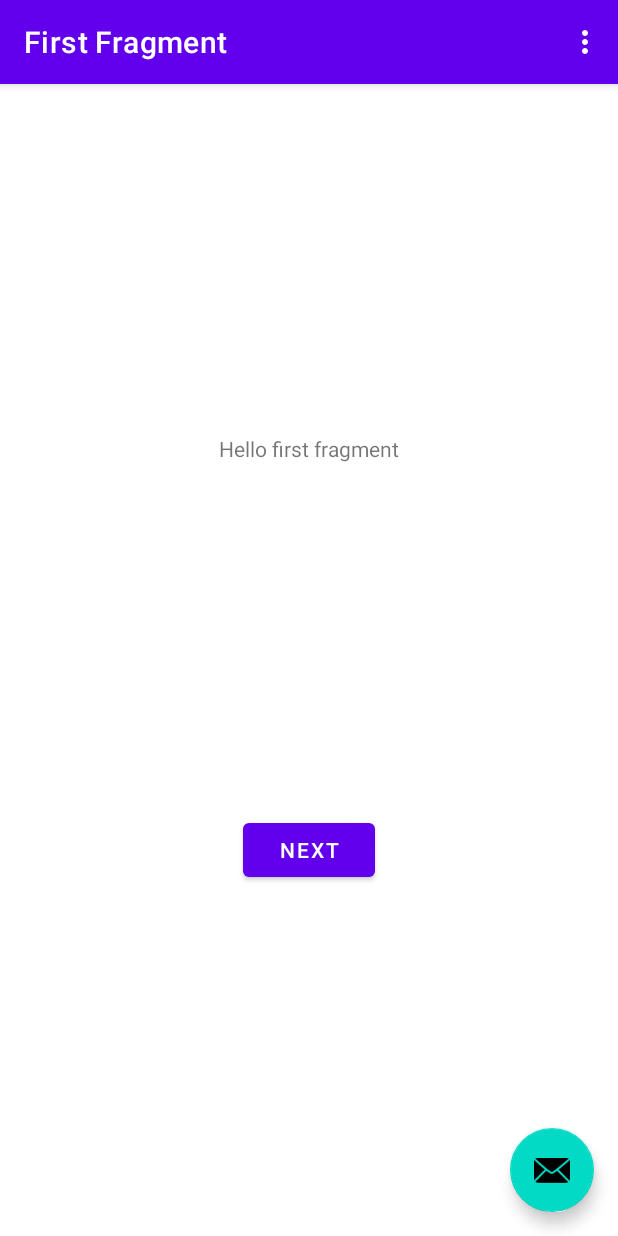
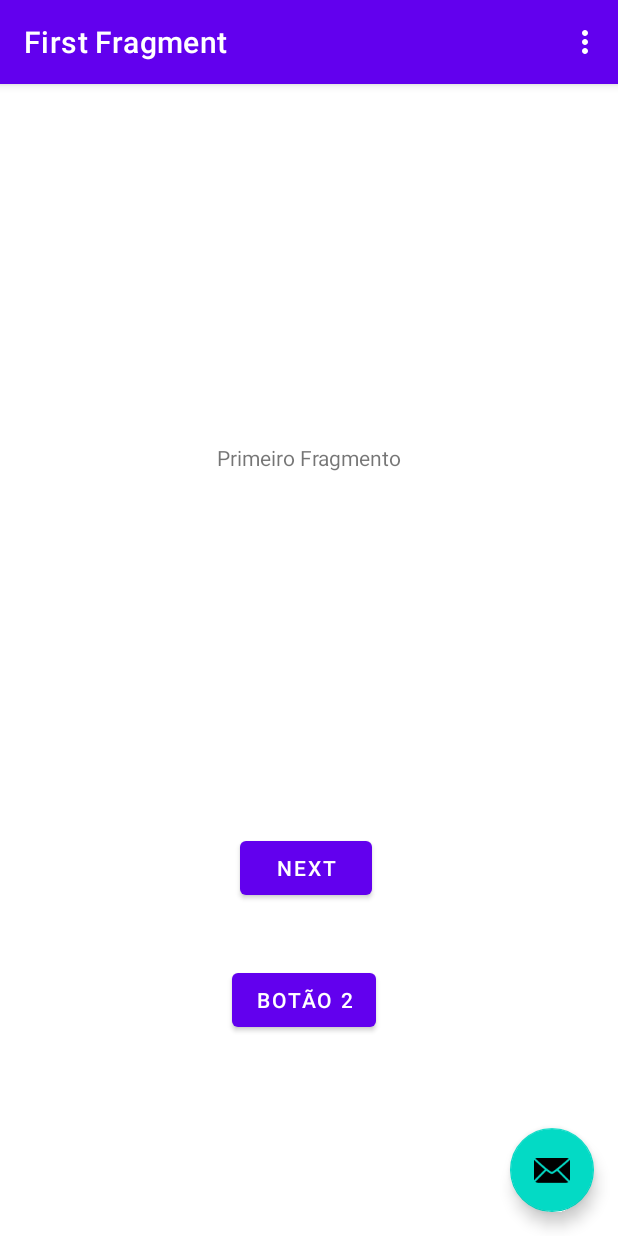
Before and after one commit to Gabriel-Ravasio/Android_HelloW, an Android app: the screen it shows after launch (MainActivity), on a phone screen of 412 x 824 dp. Run offline under Robolectric (Android 15) with nearby library versions, the phone set to English and light mode, and no system bars; our stand-ins replace navigation-ui.

```diff
--- a/ProjetoUm/app/src/main/java/com/example/projetoum/MainActivity.java
+++ b/ProjetoUm/app/src/main/java/com/example/projetoum/MainActivity.java
@@ -6,6 +6,7 @@ import com.google.android.material.snackbar.Snackbar;
 
 import androidx.appcompat.app.AppCompatActivity;
 
+import android.util.Log;
 import android.view.View;
 
 import androidx.navigation.NavController;
@@ -17,6 +18,7 @@ import com.example.projetoum.databinding.ActivityMainBinding;
 
 import android.view.Menu;
 import android.view.MenuItem;
+import android.widget.Toast;
 
 public class MainActivity extends AppCompatActivity {
 
@@ -42,7 +44,19 @@ public class MainActivity extends AppCompatActivity {
                 Snackbar.make(view, "Replace with your own action", Snackbar.LENGTH_LONG)
                         .setAction("Action", null).show();
             }
+
+
         });
+
+        Log.i("info","Teste");
+        Toast.makeText(this, "Hello Wolrd", Toast.LENGTH_SHORT).show();
+
+
+
+    }
+    public void meuClique(View v){
+        Log.i("info","BOTAO FUNCIONANDO");
+        Toast.makeText(this, "TESTE DE CLIQUE REALIZADO COM SUCESSO", Toast.LENGTH_SHORT).show();
     }
 
     @Override
--- a/ProjetoUm/app/src/main/res/layout/fragment_first.xml
+++ b/ProjetoUm/app/src/main/res/layout/fragment_first.xml
@@ -10,8 +10,10 @@
         android:id="@+id/textview_first"
         android:layout_width="wrap_content"
         android:layout_height="wrap_content"
-        android:text="@string/hello_first_fragment"
-        app:layout_constraintBottom_toTopOf="@id/button_first"
+        android:layout_marginTop="221dp"
+        android:layout_marginBottom="222dp"
+        android:text="Primeiro Fragmento"
+        app:layout_constraintBottom_toTopOf="@+id/button_first"
         app:layout_constraintEnd_toEndOf="parent"
         app:layout_constraintStart_toStartOf="parent"
         app:layout_constraintTop_toTopOf="parent" />
@@ -20,9 +22,21 @@
         android:id="@+id/button_first"
         android:layout_width="wrap_content"
         android:layout_height="wrap_content"
+        android:layout_marginStart="5dp"
+        android:layout_marginBottom="40dp"
         android:text="@string/next"
+        app:layout_constraintBottom_toTopOf="@+id/button"
+        app:layout_constraintStart_toStartOf="@+id/button" />
+
+    <Button
+        android:id="@+id/button"
+        android:layout_width="wrap_content"
+        android:layout_height="wrap_content"
+        android:layout_marginBottom="133dp"
+        android:onClick="meuClique"
+        android:text="Botão 2"
         app:layout_constraintBottom_toBottomOf="parent"
         app:layout_constraintEnd_toEndOf="parent"
-        app:layout_constraintStart_toStartOf="parent"
-        app:layout_constraintTop_toBottomOf="@id/textview_first" />
+        app:layout_constraintHorizontal_bias="0.49"
+        app:layout_constraintStart_toStartOf="parent" />
 </androidx.constraintlayout.widget.ConstraintLayout>
```
